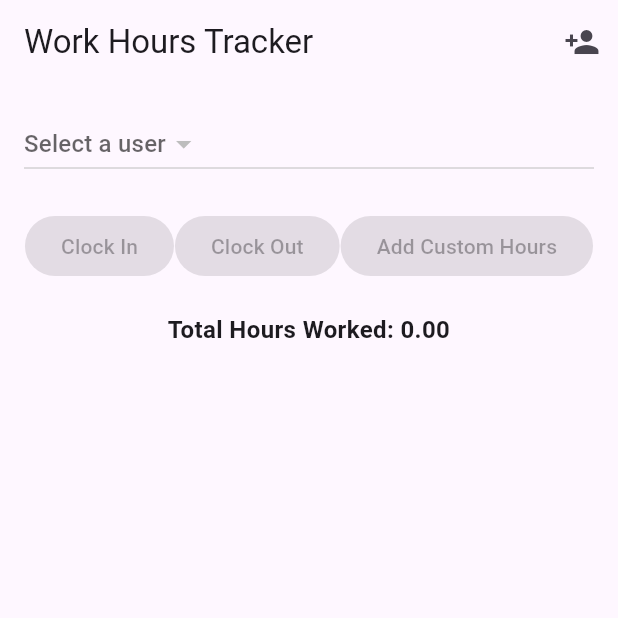
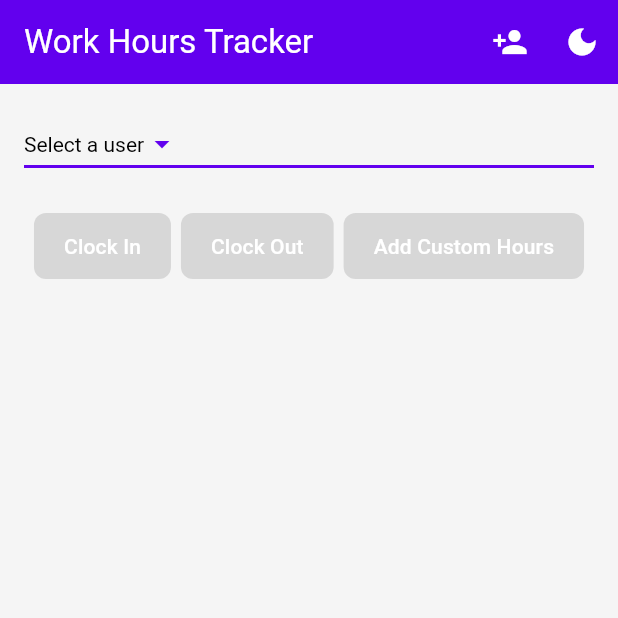
Before and after one commit to frangu617/work_hours_tracker_flutter, a Flutter app: the screen it shows after launch, on a phone screen of 412 x 824 dp, the top half of it. Run offline on Flutter 3.47's test engine with Material 3 defaults, Android fonts, the phone set to English and light mode, and no system bars; our stand-ins replace sqflite_common_ffi, sqflite_common_ffi_web; accounts and stored records are empty.

Commit message:
added styling to home page

```diff
--- a/lib/models/entry.dart
+++ b/lib/models/entry.dart
@@ -1,3 +1,4 @@
+// lib/models/entry.dart
 class Entry {
   int? id;
   int userId;
@@ -11,6 +12,7 @@ class Entry {
     this.clockOut,
   });
 
+  // Constructor for custom hours
   Entry.custom({
     this.id,
     required this.userId,
@@ -24,7 +26,7 @@ class Entry {
       'id': id,
       'userId': userId,
       'clockIn': clockIn,
-      'clockOut': clockOut
+      'clockOut': clockOut,
     };
   }
 
--- a/lib/screens/home_screen.dart
+++ b/lib/screens/home_screen.dart
@@ -16,9 +16,16 @@ class _HomeScreenState extends State<HomeScreen> {
   final DatabaseHelper _dbHelper = DatabaseHelper(); // Database helper instance
   List<User> _users = []; // List of users
   User? _selectedUser; // Currently selected user
-  List<Entry> _entries =
-      []; // List of clock-in/out entries for the selected user
+  List<Entry> _entries = []; // List of clock-in/out entries for the selected user
   bool _isClockedIn = false; // Tracks if the user is currently clocked in
+  bool _isDarkMode = false; // Tracks dark mode
+
+  // Define a color scheme
+  final Color primaryColor = Color(0xFF6200EE); // Purple
+  final Color secondaryColor = Color(0xFF03DAC6); // Teal
+  final Color backgroundColor = Color(0xFFF5F5F5); // Light gray
+  final Color textColor = Color(0xFF000000); // Black
+  final Color buttonColor = Color(0xFF6200EE); // Purple
 
   @override
   void initState() {
@@ -29,18 +36,22 @@ class _HomeScreenState extends State<HomeScreen> {
   // Load all users from the database
   Future<void> _loadUsers() async {
     final users = await _dbHelper.getUsers();
+    if (mounted) {
       setState(() {
-      _users = users;
+        _users = users.toSet().toList(); // Remove duplicates
       });
+    }
   }
 
   // Load entries for the selected user
   Future<void> _loadEntries() async {
     if (_selectedUser != null) {
       final entries = await _dbHelper.getEntries(_selectedUser!.id!);
+      if (mounted) {
         setState(() {
           _entries = entries;
         });
+      }
     }
   }
 
@@ -52,9 +63,11 @@ class _HomeScreenState extends State<HomeScreen> {
         clockIn: DateTime.now().toIso8601String(),
       );
       await _dbHelper.addEntry(entry);
+      if (mounted) {
         setState(() {
           _isClockedIn = true;
         });
+      }
       _loadEntries(); // Refresh the entries list
     }
   }
@@ -65,100 +78,13 @@ class _HomeScreenState extends State<HomeScreen> {
       final lastEntry = _entries.last;
       lastEntry.clockOut = DateTime.now().toIso8601String();
       await _dbHelper.updateEntry(lastEntry);
+      if (mounted) {
         setState(() {
           _isClockedIn = false;
         });
+      }
       _loadEntries(); // Refresh the entries list
     }
-  }
-
-  // Helper function to calculate total hours worked
-  double _calculateTotalHours() {
-    double totalHours = 0.0;
-    for (var entry in _entries) {
-      if (entry.clockOut != null) {
-        final clockIn = DateTime.parse(entry.clockIn);
-        final clockOut = DateTime.parse(entry.clockOut!);
-        totalHours += clockOut.difference(clockIn).inHours.toDouble();
-      }
-    }
-    return totalHours;
-  }
-
-  // Helper function to calculate total hours worked for a specific user
-  double _calculateTotalHoursForUser(User user) {
-    double totalHours = 0.0;
-    for (var entry in _entries) {
-      if (entry.userId == user.id && entry.clockOut != null) {
-        final clockIn = DateTime.parse(entry.clockIn);
-        final clockOut = DateTime.parse(entry.clockOut!);
-        totalHours += clockOut.difference(clockIn).inHours.toDouble();
-      }
-    }
-    return totalHours;
-  }
-
-  // Helper function to calculate total hours worked for a specific date
-  double _calculateTotalHoursForDate(DateTime date) {
-    double totalHours = 0.0;
-    for (var entry in _entries) {
-      if (entry.clockOut != null) {
-        final clockIn = DateTime.parse(entry.clockIn);
-        final clockOut = DateTime.parse(entry.clockOut!);
-        if (clockIn.day == date.day &&
-            clockIn.month == date.month &&
-            clockIn.year == date.year) {
-          totalHours += clockOut.difference(clockIn).inHours.toDouble();
-        }
-      }
-    }
-    return totalHours;
-  }
-
-  // Helper function to calculate total hours worked for a specific month
-  double _calculateTotalHoursForMonth(DateTime date) {
-    double totalHours = 0.0;
-    for (var entry in _entries) {
-      if (entry.clockOut != null) {
-        final clockIn = DateTime.parse(entry.clockIn);
-        final clockOut = DateTime.parse(entry.clockOut!);
-        if (clockIn.month == date.month && clockIn.year == date.year) {
-          totalHours += clockOut.difference(clockIn).inHours.toDouble();
-        }
-      }
-    }
-    return totalHours;
-  }
-
-  // Helper function to calculate total hours worked for a specific year
-  double _calculateTotalHoursForYear(DateTime date) {
-    double totalHours = 0.0;
-    for (var entry in _entries) {
-      if (entry.clockOut != null) {
-        final clockIn = DateTime.parse(entry.clockIn);
-        final clockOut = DateTime.parse(entry.clockOut!);
-        if (clockIn.year == date.year) {
-          totalHours += clockOut.difference(clockIn).inHours.toDouble();
-        }
-      }
-    }
-    return totalHours;
-  }
-
-  // Helper function to calculate total hours worked for a specific date range
-  double _calculateTotalHoursForDateRange(
-      DateTime startDate, DateTime endDate) {
-    double totalHours = 0.0;
-    for (var entry in _entries) {
-      if (entry.clockOut != null) {
-        final clockIn = DateTime.parse(entry.clockIn);
-        final clockOut = DateTime.parse(entry.clockOut!);
-        if (clockIn.isAfter(startDate) && clockIn.isBefore(endDate)) {
-          totalHours += clockOut.difference(clockIn).inHours.toDouble();
-        }
-      }
-    }
-    return totalHours;
   }
 
   // Add custom hours (clock-in and clock-out times)
@@ -219,35 +145,50 @@ class _HomeScreenState extends State<HomeScreen> {
     );
 
     // Add the custom entry to the database
-    await _dbHelper.addCustomEntry(
-        _selectedUser!.id!, customClockIn, customClockOut);
+    await _dbHelper.addCustomEntry(_selectedUser!.id!, customClockIn, customClockOut);
     _loadEntries(); // Refresh the entries list
   }
 
   // Helper function to format date and time
   String formatDateTime(String isoDate) {
     final DateTime dateTime = DateTime.parse(isoDate);
-    final DateFormat formatter =
-        DateFormat('EEEE, h:mm a, MM/dd/yyyy'); // Desired format
+    final DateFormat formatter = DateFormat('EEEE, h:mm a, MM/dd/yyyy'); // Desired format
     return formatter.format(dateTime);
+  }
+
+  // Toggle dark mode
+  void _toggleTheme() {
+    setState(() {
+      _isDarkMode = !_isDarkMode;
+    });
   }
 
   @override
   Widget build(BuildContext context) {
-    return Scaffold(
+    return MaterialApp(
+      title: 'Work Hours Tracker',
+      theme: _isDarkMode ? darkTheme : lightTheme,
+      home: Scaffold(
         appBar: AppBar(
-        title: Text('Work Hours Tracker'),
+          title: Text(
+            'Work Hours Tracker',
+            style: TextStyle(color: Colors.white),
+          ),
+          backgroundColor: _isDarkMode ? Colors.grey[900] : primaryColor,
           actions: [
-          // Button to navigate to the AdminScreen
             IconButton(
-            icon: Icon(Icons.person_add),
+              icon: Icon(Icons.person_add, color: Colors.white),
               onPressed: () async {
                 await Navigator.push(
                   context,
                   MaterialPageRoute(builder: (context) => AdminScreen()),
                 );
-              _loadUsers(); // Refresh the users list after returning
+                _loadUsers();
               },
+            ),
+            IconButton(
+              icon: Icon(_isDarkMode ? Icons.light_mode : Icons.dark_mode, color: Colors.white),
+              onPressed: _toggleTheme,
             ),
           ],
         ),
@@ -259,34 +200,42 @@ class _HomeScreenState extends State<HomeScreen> {
               // Dropdown to select a user
               DropdownButton<User>(
                 value: _selectedUser,
-              hint: Text('Select a user'),
+                hint: Text('Select a user', style: TextStyle(color: textColor)),
                 items: _users.map((user) {
                   return DropdownMenuItem<User>(
                     value: user,
+                    child: Container(
+                      padding: EdgeInsets.symmetric(vertical: 8),
                       child: Row(
                         children: [
-                      Text(user.name), // Display user name
-                      Spacer(), // Add space between name and delete button
+                          Text(user.name, style: TextStyle(color: textColor)),
+                          Spacer(),
                           IconButton(
                             icon: Icon(Icons.delete, color: Colors.red),
                             onPressed: () async {
-                          // Delete the selected user
                               await _dbHelper.deleteUser(user.id!);
                               _loadUsers(); // Refresh the users list
                             },
                           ),
                         ],
                       ),
+                    ),
                   );
                 }).toList(),
                 onChanged: (user) {
                   setState(() {
                     _selectedUser = user;
-                  _isClockedIn =
-                      false; // Reset clock-in status when user changes
+                    _isClockedIn = false; // Reset clock-in status when user changes
                   });
                   _loadEntries(); // Load entries for the selected user
                 },
+                dropdownColor: _isDarkMode ? Colors.grey[800] : backgroundColor,
+                style: TextStyle(color: textColor),
+                icon: Icon(Icons.arrow_drop_down, color: primaryColor),
+                underline: Container(
+                  height: 2,
+                  color: primaryColor,
+                ),
               ),
               SizedBox(height: 20),
 
@@ -296,30 +245,41 @@ class _HomeScreenState extends State<HomeScreen> {
                 children: [
                   // Clock In button
                   ElevatedButton(
-                  onPressed:
-                      _selectedUser == null || _isClockedIn ? null : _clockIn,
-                  child: Text('Clock In'),
+                    onPressed: _selectedUser == null || _isClockedIn ? null : _clockIn,
+                    style: ElevatedButton.styleFrom(
+                      backgroundColor: buttonColor,
+                      padding: EdgeInsets.symmetric(horizontal: 20, vertical: 12),
+                      shape: RoundedRectangleBorder(
+                        borderRadius: BorderRadius.circular(8),
+                      ),
+                    ),
+                    child: Text('Clock In', style: TextStyle(color: Colors.white)),
                   ),
                   // Clock Out button
                   ElevatedButton(
-                  onPressed:
-                      _selectedUser == null || !_isClockedIn ? null : _clockOut,
-                  child: Text('Clock Out'),
+                    onPressed: _selectedUser == null || !_isClockedIn ? null : _clockOut,
+                    style: ElevatedButton.styleFrom(
+                      backgroundColor: buttonColor,
+                      padding: EdgeInsets.symmetric(horizontal: 20, vertical: 12),
+                      shape: RoundedRectangleBorder(
+                        borderRadius: BorderRadius.circular(8),
+                      ),
+                    ),
+                    child: Text('Clock Out', style: TextStyle(color: Colors.white)),
                   ),
                   // Add Custom Hours button
                   ElevatedButton(
                     onPressed: _selectedUser == null ? null : _addCustomHours,
-                  child: Text('Add Custom Hours'),
+                    style: ElevatedButton.styleFrom(
+                      backgroundColor: buttonColor,
+                      padding: EdgeInsets.symmetric(horizontal: 20, vertical: 12),
+                      shape: RoundedRectangleBorder(
+                        borderRadius: BorderRadius.circular(8),
+                      ),
+                    ),
+                    child: Text('Add Custom Hours', style: TextStyle(color: Colors.white)),
                   ),
                 ],
-            ),
-            SizedBox(height: 20),
-
-            // Display total hours worked
-            Text(
-              'Total Hours Worked: ${_calculateTotalHours().toStringAsFixed(2)}',
-              style: TextStyle(fontSize: 16, fontWeight: FontWeight.bold),
-              textAlign: TextAlign.center,
               ),
               SizedBox(height: 20),
 
@@ -329,18 +289,24 @@ class _HomeScreenState extends State<HomeScreen> {
                   itemCount: _entries.length,
                   itemBuilder: (context, index) {
                     final entry = _entries[index];
-                  return ListTile(
-                    title: Text('Clock In: ${formatDateTime(entry.clockIn)}'),
+                    return Card(
+                      margin: EdgeInsets.symmetric(vertical: 8, horizontal: 16),
+                      elevation: 2,
+                      shape: RoundedRectangleBorder(
+                        borderRadius: BorderRadius.circular(8),
+                      ),
+                      child: ListTile(
+                        title: Text('Clock In: ${formatDateTime(entry.clockIn)}', style: TextStyle(color: textColor)),
                         subtitle: entry.clockOut != null
-                        ? Text('Clock Out: ${formatDateTime(entry.clockOut!)}')
-                        : Text('Still clocked in'),
+                            ? Text('Clock Out: ${formatDateTime(entry.clockOut!)}', style: TextStyle(color: textColor))
+                            : Text('Still clocked in', style: TextStyle(color: textColor)),
                         trailing: IconButton(
                           icon: Icon(Icons.delete, color: Colors.red),
                           onPressed: () async {
-                        // Delete the selected entry
                             await _dbHelper.deleteEntry(entry.id!);
                             _loadEntries(); // Refresh the entries list
                           },
+                        ),
                       ),
                     );
                   },
@@ -349,6 +315,38 @@ class _HomeScreenState extends State<HomeScreen> {
             ],
           ),
         ),
+      ),
     );
   }
 }
+
+// Define light and dark themes
+final ThemeData lightTheme = ThemeData(
+  brightness: Brightness.light,
+  primaryColor: Color(0xFF6200EE),
+  colorScheme: ColorScheme.light(
+    primary: Color(0xFF6200EE),
+    secondary: Color(0xFF03DAC6),
+    background: Color(0xFFF5F5F5),
+  ),
+  scaffoldBackgroundColor: Color(0xFFF5F5F5),
+  appBarTheme: AppBarTheme(
+    backgroundColor: Color(0xFF6200EE),
+    foregroundColor: Colors.white,
+  ),
+);
+
+final ThemeData darkTheme = ThemeData(
+  brightness: Brightness.dark,
+  primaryColor: Color(0xFF6200EE),
+  colorScheme: ColorScheme.dark(
+    primary: Color(0xFF6200EE),
+    secondary: Color(0xFF03DAC6),
+    background: Colors.grey[900]!,
+  ),
+  scaffoldBackgroundColor: Colors.grey[900],
+  appBarTheme: AppBarTheme(
+    backgroundColor: Colors.grey[900],
+    foregroundColor: Colors.white,
+  ),
+);
```
Lines whose indentation alone changed are shown as unchanged.
